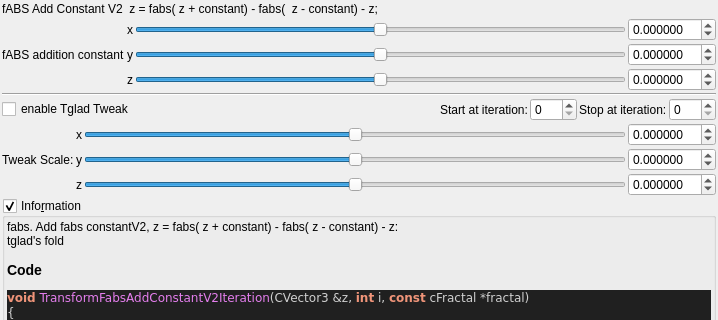
Before: the Qt Designer form mandelbulber2/qt_data/fractal_transf_fabs_add_constantV2.ui in buddhi1980/mandelbulber2, drawn with Qt 5; both pictures show x 0 to 718 and y 0 to 320 of the 718 by 717 pixel window.
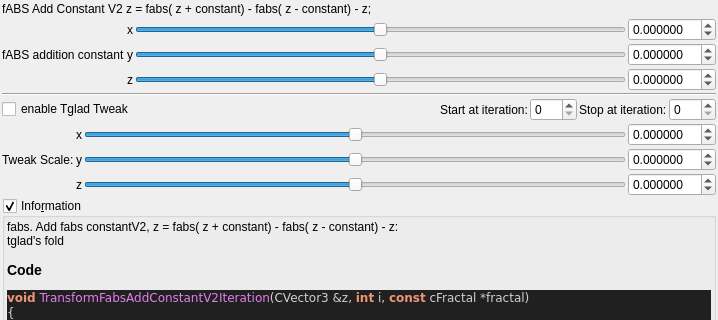
After: the same form once the commit is applied. Custom widgets are drawn as their Qt base class.

What changed in the file:
```diff
--- a/mandelbulber2/qt_data/fractal_transf_fabs_add_constantV2.ui
+++ b/mandelbulber2/qt_data/fractal_transf_fabs_add_constantV2.ui
@@ -32,7 +32,7 @@
    <item>
     <widget class="QLabel" name="label_26">
      <property name="text">
-      <string>fABS Add Constant V2  z = fabs( z + constant) - fabs(  z - constant) - z;</string>
+      <string>fABS Add Constant V2 z = fabs( z + constant) - fabs( z - constant) - z;</string>
      </property>
     </widget>
    </item>
```
